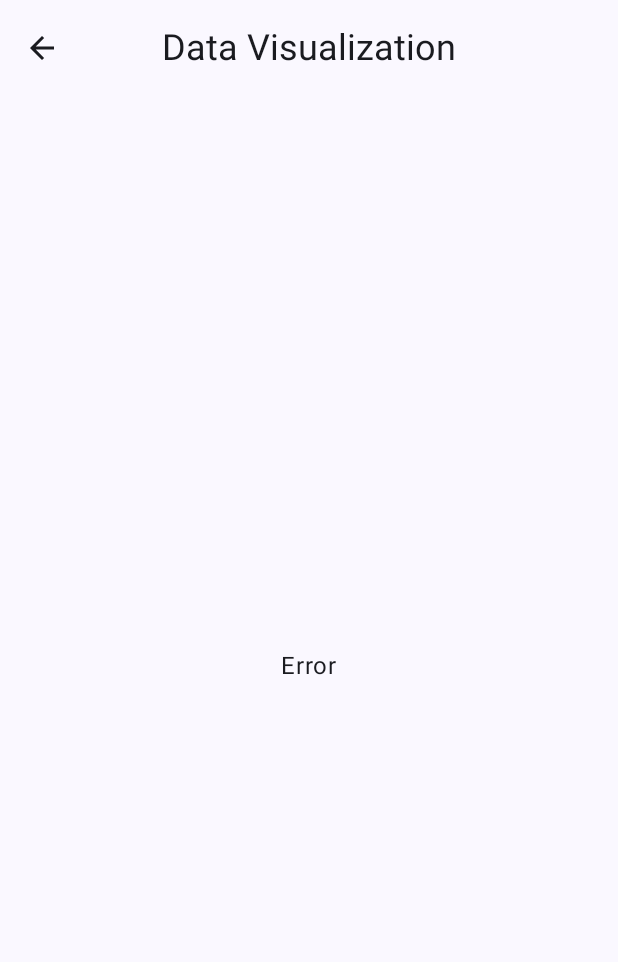
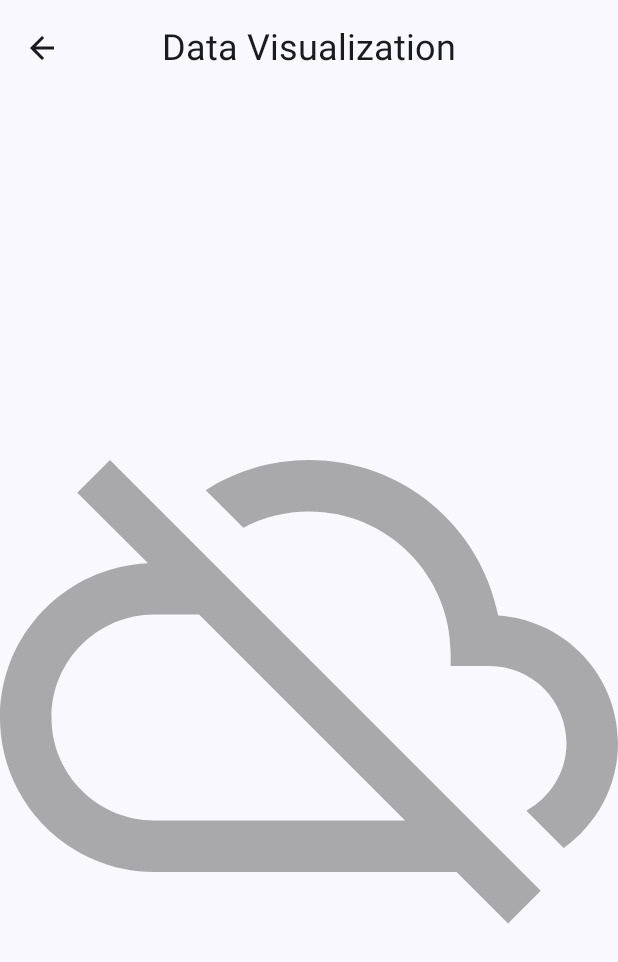
Before and after one commit to Nathael007/SensorViewApp, an Android app built with Jetpack Compose: the DataVisualizationScreen screen opened through its navigation route, on a phone screen of 412 x 824 dp. Shown: the top 962 px of the screen. Run offline under Robolectric (Android 15) with nearby library versions, the phone set to English and light mode, and no system bars; libraries missing offline, so code that uses them is left out: com.jakewharton.retrofit2; pictures from the network do not load.

Commit message:
Load + Error

```diff
--- a/app/src/main/java/com/example/sensorviewapp/ui/screens/DataVisualizationScreen.kt
+++ b/app/src/main/java/com/example/sensorviewapp/ui/screens/DataVisualizationScreen.kt
@@ -58,6 +58,7 @@ import androidx.compose.runtime.*
 import androidx.compose.ui.platform.LocalContext
 import androidx.compose.ui.tooling.preview.Preview
 import androidx.compose.ui.unit.sp
+import com.example.sensorviewapp.R
 import com.example.sensorviewapp.model.Comfort
 
 enum class ComfortIndicator(val emoji: String) {
@@ -102,7 +103,12 @@ fun LoadingScreen(
         painter = painterResource(R.drawable.loading_img),
         contentDescription = stringResource(R.string.loading)
     )*/
-    Text("Load")
+    Image(
+        modifier = modifier.size(200.dp),
+        painter = painterResource(R.drawable.loading_img),
+        contentDescription = stringResource(R.string.loading)
+    )
+    //Text("Load")
 }
 
 @Composable
@@ -122,6 +128,11 @@ fun ErrorScreen(
         Button(onClick = retryAction) {
             Text(stringResource(R.string.retry))
         }*/
+        Image(
+            modifier = modifier.size(200.dp),
+            painter = painterResource(R.drawable.ic_connection_error),
+            contentDescription = stringResource(R.string.error)
+        )
         Text("Error")
     }
 }
--- a/app/src/main/java/com/example/sensorviewapp/ui/screens/RoomScreen.kt
+++ b/app/src/main/java/com/example/sensorviewapp/ui/screens/RoomScreen.kt
@@ -168,7 +168,7 @@ fun Dashboard(
                 .padding(bottom = 20.dp)
         ) {
             Text("Presence:", fontWeight = FontWeight.Bold)
-            Text("%,.1f".format(roomUiState.comfortIndicator?.presenceProba?.times(100) ?: 0.0) + " %")
+            Text("%,.1f".format(roomUiState.comfortIndicator?.presenceProba?.times(100) ?: 0.0) + " % Chance")
             Text("Comfort:", fontWeight = FontWeight.Bold)
             Row {
                 indicators?.forEach {
@@ -295,7 +295,7 @@ fun Dashboard(
             Text(lastValue?.value.toString() + " " + lastValue?.uom + " " + lastValue?.date)
         }
         Column {
-            Text("Informations:", fontWeight = FontWeight.Bold)
+            Text("Explanation of icons:", fontWeight = FontWeight.Bold)
             Status.entries.forEach { status ->
                 Row {
                     Text(
--- /dev/null
+++ b/app/src/main/res/drawable/ic_connection_error.xml
@@ -0,0 +1,25 @@
+<!--
+  ~ Copyright (C) 2023 The Android Open Source Project
+  ~
+  ~ Licensed under the Apache License, Version 2.0 (the "License");
+  ~ you may not use this file except in compliance with the License.
+  ~ You may obtain a copy of the License at
+  ~
+  ~     https://www.apache.org/licenses/LICENSE-2.0
+  ~
+  ~ Unless required by applicable law or agreed to in writing, software
+  ~ distributed under the License is distributed on an "AS IS" BASIS,
+  ~ WITHOUT WARRANTIES OR CONDITIONS OF ANY KIND, either express or implied.
+  ~ See the License for the specific language governing permissions and
+  ~ limitations under the License.
+  -->
+<vector xmlns:android="http://schemas.android.com/apk/res/android"
+    android:width="100dp"
+    android:height="100dp"
+    android:tint="#A9A9AC"
+    android:viewportWidth="24.0"
+    android:viewportHeight="24.0">
+    <path
+        android:fillColor="#A9A9AC"
+        android:pathData="M19.35,10.04C18.67,6.59 15.64,4 12,4c-1.48,0 -2.85,0.43 -4.01,1.17l1.46,1.46C10.21,6.23 11.08,6 12,6c3.04,0 5.5,2.46 5.5,5.5v0.5H19c1.66,0 3,1.34 3,3 0,1.13 -0.64,2.11 -1.56,2.62l1.45,1.45C23.16,18.16 24,16.68 24,15c0,-2.64 -2.05,-4.78 -4.65,-4.96zM3,5.27l2.75,2.74C2.56,8.15 0,10.77 0,14c0,3.31 2.69,6 6,6h11.73l2,2L21,20.73 4.27,4 3,5.27zM7.73,10l8,8H6c-2.21,0 -4,-1.79 -4,-4s1.79,-4 4,-4h1.73z" />
+</vector>
--- /dev/null
+++ b/app/src/main/res/drawable/loading_img.xml
@@ -0,0 +1,94 @@
+<?xml version="1.0" encoding="utf-8"?>
+<!--
+  ~ Copyright (C) 2023 The Android Open Source Project
+  ~
+  ~ Licensed under the Apache License, Version 2.0 (the "License");
+  ~ you may not use this file except in compliance with the License.
+  ~ You may obtain a copy of the License at
+  ~
+  ~     https://www.apache.org/licenses/LICENSE-2.0
+  ~
+  ~ Unless required by applicable law or agreed to in writing, software
+  ~ distributed under the License is distributed on an "AS IS" BASIS,
+  ~ WITHOUT WARRANTIES OR CONDITIONS OF ANY KIND, either express or implied.
+  ~ See the License for the specific language governing permissions and
+  ~ limitations under the License.
+  -->
+<vector xmlns:android="http://schemas.android.com/apk/res/android"
+    android:width="24dp"
+    android:height="24dp"
+    android:viewportWidth="72"
+    android:viewportHeight="72">
+    <path
+        android:fillColor="#cccccf"
+        android:pathData="M36.06,28.92L36.06,32.18"
+        android:strokeWidth="1"
+        android:strokeColor="#e7e7e7"
+        android:strokeLineCap="round" />
+    <path
+        android:fillColor="#c8c8cc"
+        android:pathData="M39.45,29.88L37.82,32.71"
+        android:strokeWidth="1"
+        android:strokeColor="#cacaca"
+        android:strokeLineCap="round" />
+    <path
+        android:fillColor="#bbbbbe"
+        android:pathData="M42.12,32.32L39.3,33.95"
+        android:strokeWidth="1"
+        android:strokeColor="#cdcdcd"
+        android:strokeLineCap="round" />
+    <path
+        android:fillColor="#b2b2b7"
+        android:pathData="M39.8,35.98L43.06,35.98"
+        android:strokeWidth="1"
+        android:strokeColor="#cbcbcb"
+        android:strokeLineCap="round" />
+    <path
+        android:fillColor="#d0d0d4"
+        android:pathData="M32.77,29.99L34.4,32.81"
+        android:strokeWidth="1"
+        android:strokeColor="#ededed"
+        android:strokeLineCap="round" />
+    <path
+        android:fillColor="#949497"
+        android:pathData="M30.1,32.42L32.92,34.05"
+        android:strokeWidth="1"
+        android:strokeColor="#525252"
+        android:strokeLineCap="round" />
+    <path
+        android:fillColor="#97979b"
+        android:pathData="M32.42,35.98L29.16,35.98"
+        android:strokeWidth="1"
+        android:strokeColor="#6e6e6e"
+        android:strokeLineCap="round" />
+    <path
+        android:fillColor="#a8a8ac"
+        android:pathData="M36.06,43.08L36.06,39.82"
+        android:strokeWidth="1"
+        android:strokeColor="#a0a0a0"
+        android:strokeLineCap="round" />
+    <path
+        android:fillColor="#cacaca"
+        android:pathData="M39.7,41.99L38.07,39.16"
+        android:strokeWidth="1"
+        android:strokeColor="#cacaca"
+        android:strokeLineCap="round" />
+    <path
+        android:fillColor="#b6b6ba"
+        android:pathData="M42.19,39.4L39.37,37.77"
+        android:strokeWidth="1"
+        android:strokeColor="#ccc"
+        android:strokeLineCap="round" />
+    <path
+        android:fillColor="#a1a1a5"
+        android:pathData="M32.46,41.98L34.09,39.16"
+        android:strokeWidth="1"
+        android:strokeColor="#909090"
+        android:strokeLineCap="round" />
+    <path
+        android:fillColor="#9d9da0"
+        android:pathData="M29.85,39.4L32.67,37.77"
+        android:strokeWidth="1"
+        android:strokeColor="#7a7a7a"
+        android:strokeLineCap="round" />
+</vector>
--- a/app/src/main/res/values/strings.xml
+++ b/app/src/main/res/values/strings.xml
@@ -6,4 +6,6 @@
     <string name="actuator">Actuator</string>
     <string name="prediction">Prediction</string>
     <string name="room">Room</string>
+    <string name="loading">Loading</string>
+    <string name="error">Error loading</string>
 </resources>
```
